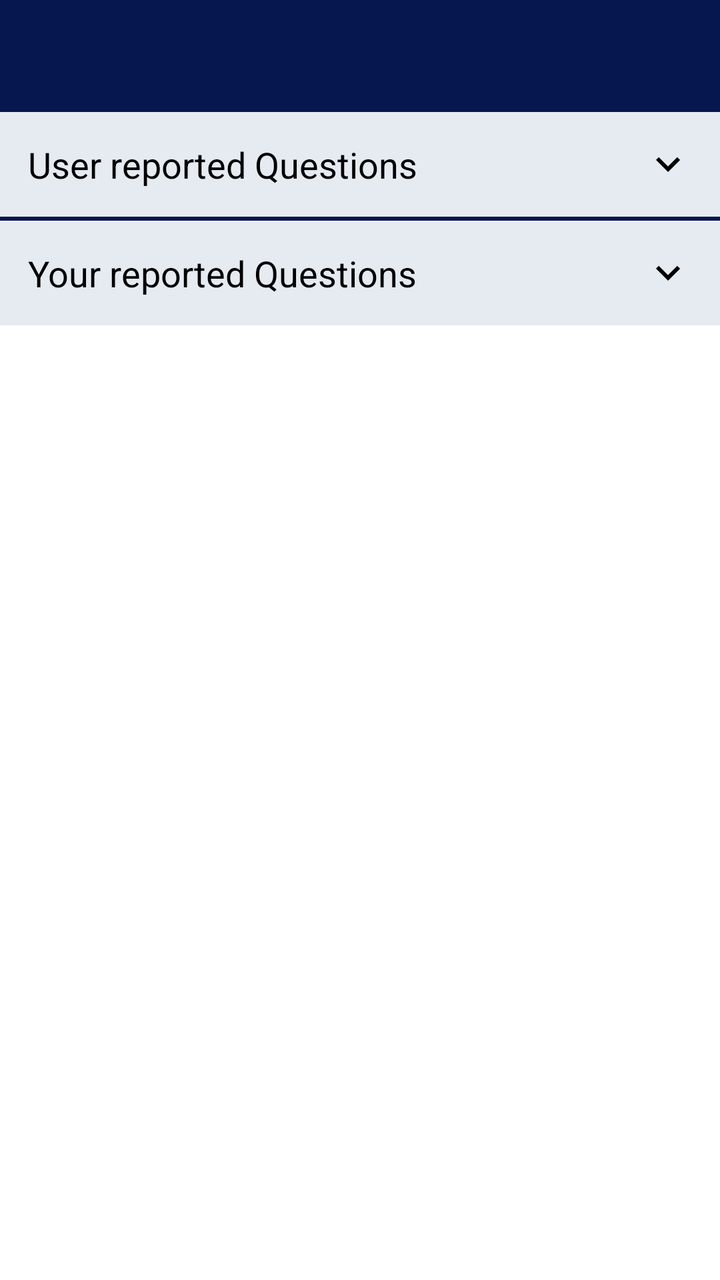
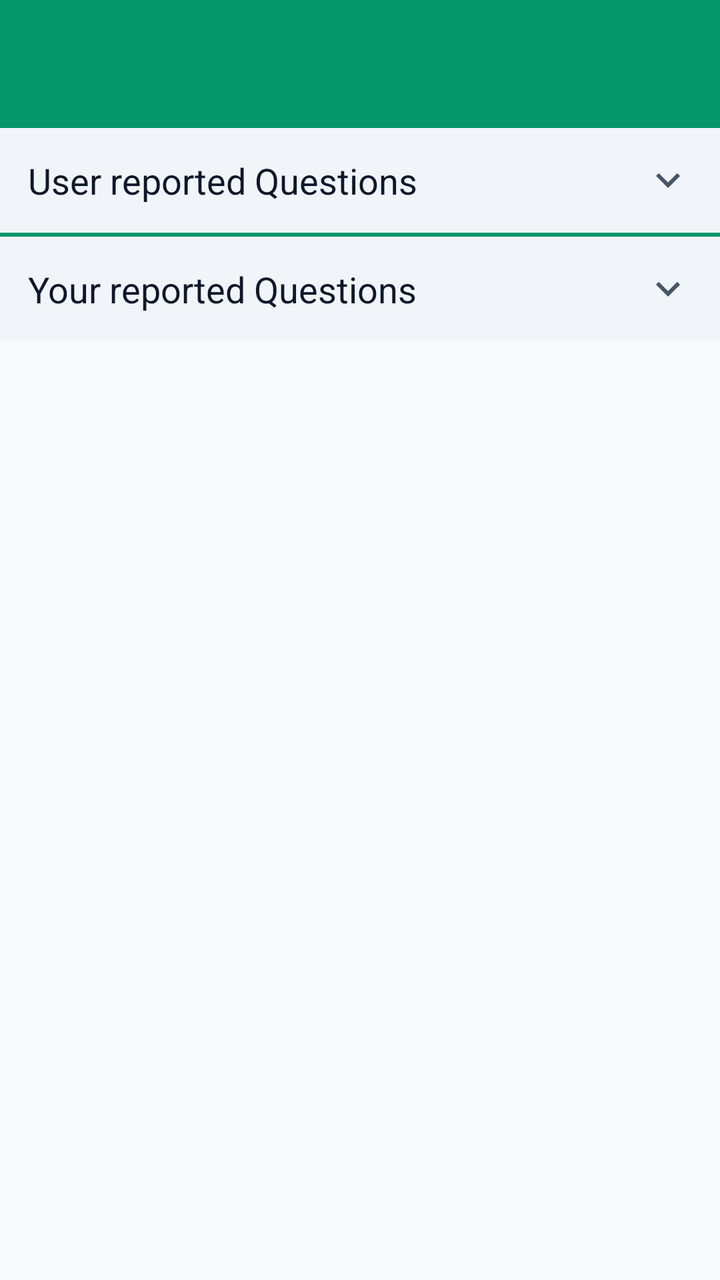

The first picture is an Android layout as it rendered before a commit; the second is the same layout after the commit. The layout source and the unified diff follow.
<!-- AndroidManifest.xml: application theme Theme.TestMaster -->
<!-- res/layout/activity_reported_question.xml -->
<?xml version="1.0" encoding="utf-8"?>
<LinearLayout xmlns:android="http://schemas.android.com/apk/res/android"
    android:layout_width="match_parent"
    android:layout_height="match_parent"
    xmlns:app="http://schemas.android.com/apk/res-auto"
    android:background="@drawable/statusbar_background"
    android:fitsSystemWindows="true"
    android:orientation="vertical">
    <androidx.appcompat.widget.Toolbar
        android:id="@+id/toolbar"
        android:layout_width="match_parent"
        android:layout_height="wrap_content"
        android:text="Report Questions"
        app:titleTextColor="@android:color/white"
        android:background="@color/primary_blue">

    </androidx.appcompat.widget.Toolbar>
    <ScrollView
        android:layout_width="match_parent"
        android:layout_height="wrap_content">
        <LinearLayout
            android:layout_width="match_parent"
            android:layout_height="wrap_content"
            android:background="@color/white"
            android:orientation="vertical">
                <LinearLayout
                    android:id="@+id/ll_down_user"
                    android:layout_width="match_parent"
                    android:layout_height="wrap_content"
                    android:background="#E6EAF1">
                    <TextView
                        android:layout_width="match_parent"
                        android:layout_height="wrap_content"
                        android:text="User reported Questions"
                        android:textColor="@color/black"
                        android:padding="14dp"
                        android:textSize="18dp"
                        android:layout_weight="1" />
                    <ImageView
                        android:id="@+id/iv_down_user"
                        android:layout_width="wrap_content"
                        android:layout_height="wrap_content"
                        android:src="@drawable/baseline_keyboard_arrow_down_24"
                        android:padding="14dp"/>

                </LinearLayout>
                <androidx.recyclerview.widget.RecyclerView
                    android:id="@+id/rv_user_reported_quesions"
                    android:layout_width="match_parent"
                    android:layout_height="wrap_content"
                    android:paddingHorizontal="5dp"
                    android:visibility="gone"
                    android:paddingTop="5dp"
                    android:background="@drawable/home_gradient" />
            <View
                android:layout_width="match_parent"
                android:layout_height="2dp"
                android:paddingHorizontal="10dp"
                android:background="@color/primary_blue" />
                <LinearLayout
                    android:id="@+id/ll_down_your"
                    android:layout_width="match_parent"
                    android:layout_height="wrap_content"
                    android:background="#E6EAF1">
                    <TextView
                        android:layout_width="match_parent"
                        android:layout_height="wrap_content"
                        android:text="Your reported Questions"
                        android:textColor="@color/black"
                        android:padding="14dp"
                        android:textSize="18dp"
                        android:layout_weight="1" />
                    <ImageView
                        android:id="@+id/iv_down_your"
                        android:layout_width="wrap_content"
                        android:layout_height="wrap_content"
                        android:src="@drawable/baseline_keyboard_arrow_down_24"
                        android:padding="14dp"/>

                </LinearLayout>
                <androidx.recyclerview.widget.RecyclerView
                    android:id="@+id/rv_your_reported_quesions"
                    android:layout_width="match_parent"
                    android:layout_height="wrap_content"
                    android:paddingHorizontal="5dp"
                    android:visibility="gone"
                    android:paddingTop="5dp"
                    android:background="@drawable/home_gradient" />
        </LinearLayout>
    </ScrollView>
</LinearLayout>
<!-- resources referenced by this layout -->
<resources>
  <color name="black">#FF000000</color>
  <color name="primary_blue">#06164E</color>
  <color name="white">#FFFFFFFF</color>
  <!-- drawable baseline_keyboard_arrow_down_24 (drawable) -->
  <vector android:height="24dp" android:tint="#000000"
      android:viewportHeight="24" android:viewportWidth="24"
      android:width="24dp" xmlns:android="http://schemas.android.com/apk/res/android">
      <path android:fillColor="@android:color/white" android:pathData="M7.41,8.59L12,13.17l4.59,-4.58L18,10l-6,6 -6,-6 1.41,-1.41z"/>
  </vector>
  <!-- drawable home_gradient (drawable) -->
  <?xml version="1.0" encoding="utf-8"?>
  <shape xmlns:android="http://schemas.android.com/apk/res/android"
      android:shape="rectangle">
      <gradient
          android:angle="270"
          android:startColor="#D2D8F1"
          android:centerColor="#F8FAFF"
          android:endColor="#F8FAFF"
          android:centerY="0.1"/>
      <stroke android:width="1dp"
          android:color="#A4A6AE"/>
  
  </shape>
  <!-- drawable statusbar_background (drawable) -->
  <?xml version="1.0" encoding="utf-8"?>
  <layer-list xmlns:android="http://schemas.android.com/apk/res/android">
  
      <item android:height="150dp">
          <shape>
              <solid android:color="@color/primary_blue"/>
          </shape>
      </item>
  
      <item android:top="150dp">
          <shape>
              <solid android:color="@color/white"/>
          </shape>
      </item>
  
  </layer-list>
  <style name="Theme.TestMaster" parent="Base.Theme.TestMaster" />
  <style name="Base.Theme.TestMaster" parent="Theme.MaterialComponents.DayNight.NoActionBar">
          
           <item name="colorPrimary">@color/primary_blue</item>
          <item name="android:statusBarColor">@color/primary_blue</item>
          <item name="colorAccent">@color/primary_blue</item>
      </style>
</resources>

<!-- the commit's change to res/layout/activity_reported_question.xml (unified diff, before → after) -->
@@ -12,7 +12,7 @@
         android:layout_height="wrap_content"
         android:text="Report Questions"
         app:titleTextColor="@android:color/white"
-        android:background="@color/primary_blue">
+        android:background="@color/primary">
 
     </androidx.appcompat.widget.Toolbar>
     <ScrollView
@@ -21,26 +21,27 @@
         <LinearLayout
             android:layout_width="match_parent"
             android:layout_height="wrap_content"
-            android:background="@color/white"
+            android:background="@color/background"
             android:orientation="vertical">
                 <LinearLayout
                     android:id="@+id/ll_down_user"
                     android:layout_width="match_parent"
                     android:layout_height="wrap_content"
-                    android:background="#E6EAF1">
+                    android:background="@color/gray">
                     <TextView
                         android:layout_width="match_parent"
                         android:layout_height="wrap_content"
                         android:text="User reported Questions"
-                        android:textColor="@color/black"
+                        android:textColor="@color/text_primary"
                         android:padding="14dp"
-                        android:textSize="18dp"
+                        android:textSize="18sp"
                         android:layout_weight="1" />
                     <ImageView
                         android:id="@+id/iv_down_user"
                         android:layout_width="wrap_content"
                         android:layout_height="wrap_content"
                         android:src="@drawable/baseline_keyboard_arrow_down_24"
+                        app:tint="@color/text_secondary"
                         android:padding="14dp"/>
 
                 </LinearLayout>
@@ -56,25 +57,26 @@
                 android:layout_width="match_parent"
                 android:layout_height="2dp"
                 android:paddingHorizontal="10dp"
-                android:background="@color/primary_blue" />
+                android:background="@color/primary" />
                 <LinearLayout
                     android:id="@+id/ll_down_your"
                     android:layout_width="match_parent"
                     android:layout_height="wrap_content"
-                    android:background="#E6EAF1">
+                    android:background="@color/gray">
                     <TextView
                         android:layout_width="match_parent"
                         android:layout_height="wrap_content"
                         android:text="Your reported Questions"
-                        android:textColor="@color/black"
+                        android:textColor="@color/text_primary"
                         android:padding="14dp"
-                        android:textSize="18dp"
+                        android:textSize="18sp"
                         android:layout_weight="1" />
                     <ImageView
                         android:id="@+id/iv_down_your"
                         android:layout_width="wrap_content"
                         android:layout_height="wrap_content"
                         android:src="@drawable/baseline_keyboard_arrow_down_24"
+                        app:tint="@color/text_secondary"
                         android:padding="14dp"/>
 
                 </LinearLayout>
<!-- resource entries referenced after the edit -->
@@ -1,8 +1,10 @@
 <!-- resources referenced by this layout -->
 <resources>
-  <color name="black">#FF000000</color>
-  <color name="primary_blue">#06164E</color>
-  <color name="white">#FFFFFFFF</color>
+  <color name="background">#F8FAFC</color>
+  <color name="gray">#F1F5F9</color>
+  <color name="primary">#059669</color>
+  <color name="text_primary">#0F172A</color>
+  <color name="text_secondary">#475569</color>
   <!-- drawable baseline_keyboard_arrow_down_24 (drawable) -->
   <vector android:height="24dp" android:tint="#000000"
       android:viewportHeight="24" android:viewportWidth="24"
@@ -15,13 +17,12 @@
       android:shape="rectangle">
       <gradient
           android:angle="270"
-          android:startColor="#D2D8F1"
-          android:centerColor="#F8FAFF"
-          android:endColor="#F8FAFF"
+          android:startColor="#D1FAE5"
+          android:centerColor="#F8FAFC"
+          android:endColor="#F8FAFC"
           android:centerY="0.1"/>
       <stroke android:width="1dp"
-          android:color="#A4A6AE"/>
-  
+          android:color="#E2E8F0"/>
   </shape>
   <!-- drawable statusbar_background (drawable) -->
   <?xml version="1.0" encoding="utf-8"?>
@@ -29,23 +30,63 @@
   
       <item android:height="150dp">
           <shape>
-              <solid android:color="@color/primary_blue"/>
+              <solid android:color="@color/primary"/>
           </shape>
       </item>
   
       <item android:top="150dp">
           <shape>
-              <solid android:color="@color/white"/>
+              <solid android:color="@color/background"/>
           </shape>
       </item>
   
   </layer-list>
   <style name="Theme.TestMaster" parent="Base.Theme.TestMaster" />
-  <style name="Base.Theme.TestMaster" parent="Theme.MaterialComponents.DayNight.NoActionBar">
+  <style name="Base.Theme.TestMaster" parent="Theme.Material3.DayNight.NoActionBar">
           
-           <item name="colorPrimary">@color/primary_blue</item>
-          <item name="android:statusBarColor">@color/primary_blue</item>
-          <item name="colorAccent">@color/primary_blue</item>
+          <item name="colorPrimary">@color/primary</item>
+          <item name="colorOnPrimary">@color/onPrimary</item>
+          <item name="colorPrimaryContainer">@color/primaryContainer</item>
+          <item name="colorOnPrimaryContainer">@color/onPrimaryContainer</item>
+  
+          <item name="colorSecondary">@color/secondary</item>
+          <item name="colorOnSecondary">@color/onSecondary</item>
+          <item name="colorSecondaryContainer">@color/secondaryContainer</item>
+          <item name="colorOnSecondaryContainer">@color/onSecondaryContainer</item>
+  
+          
+          <item name="android:windowBackground">@color/background</item>
+          <item name="colorSurface">@color/surface</item>
+          <item name="colorOnSurface">@color/onSurface</item>
+          <item name="colorSurfaceVariant">@color/surfaceVariant</item>
+          <item name="colorOnSurfaceVariant">@color/onSurfaceVariant</item>
+          <item name="colorOutline">@color/outline</item>
+  
+          
+          <item name="colorError">@color/error</item>
+          <item name="colorOnError">@color/onError</item>
+          <item name="colorErrorContainer">@color/errorContainer</item>
+          <item name="colorOnErrorContainer">@color/onErrorContainer</item>
+  
+          
+          <item name="android:statusBarColor">@color/surface</item>
+          <item name="android:windowLightStatusBar">true</item>
       </style>
+  <color name="onPrimary">#FFFFFF</color>
+  <color name="primaryContainer">#D1FAE5</color>
+  <color name="onPrimaryContainer">#064E3B</color>
+  <color name="secondary">#64748B</color>
+  <color name="onSecondary">#FFFFFF</color>
+  <color name="secondaryContainer">#F1F5F9</color>
+  <color name="onSecondaryContainer">#0F172A</color>
+  <color name="surface">#FFFFFF</color>
+  <color name="onSurface">#0F172A</color>
+  <color name="surfaceVariant">#E2E8F0</color>
+  <color name="onSurfaceVariant">#475569</color>
+  <color name="outline">#94A3B8</color>
+  <color name="error">#EF4444</color>
+  <color name="onError">#FFFFFF</color>
+  <color name="errorContainer">#FEE2E2</color>
+  <color name="onErrorContainer">#991B1B</color>
 </resources>
 
